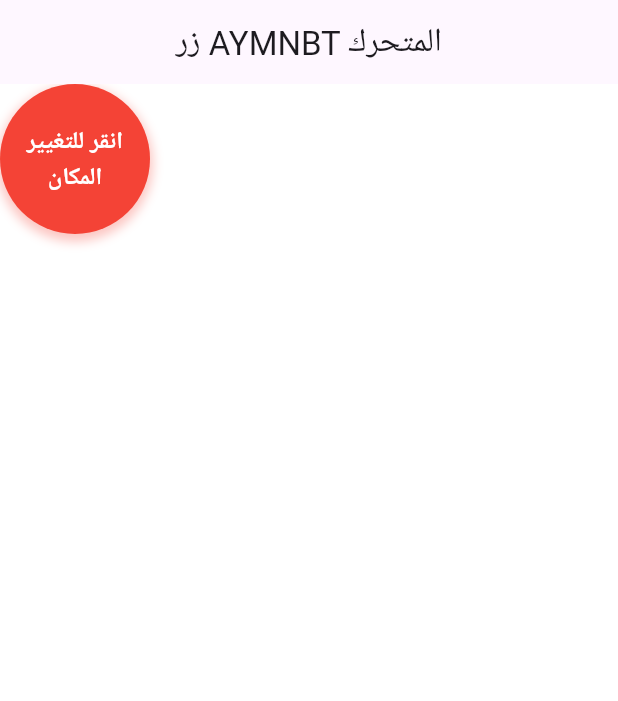
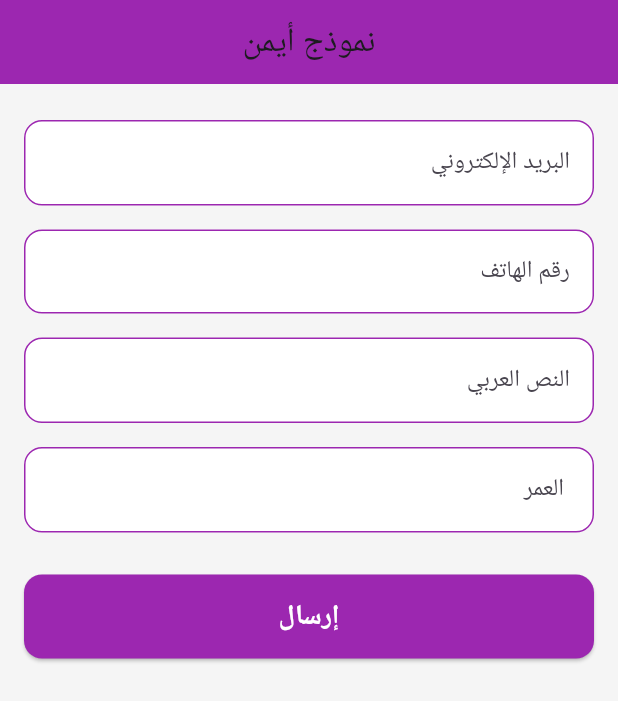
Before and after one commit to AYMNBM/https-github.com-AYMNBM-AYMNBT-Flutter, a Flutter app: the screen it shows after launch, on a phone screen of 412 x 824 dp. Shown: the top 701 px of the screen. Run offline on Flutter 3.47's test engine with Material 3 defaults, Android fonts, the phone set to English and light mode, and no system bars; Roboto replaces fonts that are missing (Cairo).

Commit message:
تحديث النموذج: إضافة دعم اللغة العربية وتحسين التحقق من المدخلات

```diff
--- a/lib/main.dart
+++ b/lib/main.dart
@@ -2,6 +2,8 @@ import 'package:flutter/material.dart';
 import 'dart:math';
 import 'widgets/aymnbt.dart';
 import 'constants/app_colors.dart';
+import 'screens/aymn_form_screen.dart';
+import 'package:flutter_localizations/flutter_localizations.dart';
 
 void main() {
   runApp(const MyApp());
@@ -13,13 +15,23 @@ class MyApp extends StatelessWidget {
   @override
   Widget build(BuildContext context) {
     return MaterialApp(
+      title: 'نموذج أيمن',
+      theme: ThemeData(
+        primarySwatch: Colors.purple,
+        scaffoldBackgroundColor: Colors.grey[100],
+        fontFamily: 'Cairo',
+      ),
+      locale: const Locale('ar', 'SA'),
+      localizationsDelegates: const [
+        GlobalMaterialLocalizations.delegate,
+        GlobalWidgetsLocalizations.delegate,
+        GlobalCupertinoLocalizations.delegate,
+      ],
+      supportedLocales: const [
+        Locale('ar', 'SA'),
+      ],
+      home: const AYMNFormScreen(),
       debugShowCheckedModeBanner: false,
-      title: 'AYMNBT Demo',
-      theme: ThemeData(
-        primarySwatch: Colors.blue,
-        scaffoldBackgroundColor: AppColors.backgroundColor,
-      ),
-      home: const HomeScreen(),
     );
   }
 }
--- /dev/null
+++ b/lib/screens/aymn_form_screen.dart
@@ -0,0 +1,116 @@
+import 'package:flutter/material.dart';
+import 'package:flutter/services.dart';
+import '../widgets/aymn_text_field.dart';
+import '../utils/validation_utils.dart';
+
+class AYMNFormScreen extends StatefulWidget {
+  const AYMNFormScreen({Key? key}) : super(key: key);
+
+  @override
+  State<AYMNFormScreen> createState() => _AYMNFormScreenState();
+}
+
+class _AYMNFormScreenState extends State<AYMNFormScreen> {
+  final _formKey = GlobalKey<FormState>();
+  final _emailController = TextEditingController();
+  final _phoneController = TextEditingController();
+  final _textController = TextEditingController();
+  final _numberController = TextEditingController();
+
+  @override
+  void dispose() {
+    _emailController.dispose();
+    _phoneController.dispose();
+    _textController.dispose();
+    _numberController.dispose();
+    super.dispose();
+  }
+
+  void _submitForm() {
+    if (_formKey.currentState!.validate()) {
+      ScaffoldMessenger.of(context).showSnackBar(
+        const SnackBar(
+          content: Text('تم إرسال النموذج بنجاح!'),
+          backgroundColor: Colors.green,
+        ),
+      );
+    }
+  }
+
+  @override
+  Widget build(BuildContext context) {
+    return Scaffold(
+      appBar: AppBar(
+        title: const Text('نموذج أيمن'),
+        centerTitle: true,
+        backgroundColor: Colors.purple,
+      ),
+      body: SingleChildScrollView(
+        child: Padding(
+          padding: const EdgeInsets.all(16.0),
+          child: Form(
+            key: _formKey,
+            child: Column(
+              crossAxisAlignment: CrossAxisAlignment.stretch,
+              children: [
+                AYMNTextField(
+                  label: 'البريد الإلكتروني',
+                  controller: _emailController,
+                  validator: ValidationUtils.validateEmail,
+                  keyboardType: TextInputType.emailAddress,
+                  hintText: 'أدخل بريدك الإلكتروني',
+                ),
+                AYMNTextField(
+                  label: 'رقم الهاتف',
+                  controller: _phoneController,
+                  validator: ValidationUtils.validatePhone,
+                  keyboardType: TextInputType.phone,
+                  inputFormatters: [
+                    FilteringTextInputFormatter.digitsOnly,
+                    LengthLimitingTextInputFormatter(9),
+                  ],
+                  hintText: '77XXXXXXX',
+                ),
+                AYMNTextField(
+                  label: 'النص العربي',
+                  controller: _textController,
+                  validator: ValidationUtils.validateText,
+                  hintText: 'أدخل نصاً باللغة العربية',
+                ),
+                AYMNTextField(
+                  label: ' العمر',
+                  controller: _numberController,
+                  validator: ValidationUtils.validateNumber,
+                  keyboardType: TextInputType.number,
+                  inputFormatters: [
+                    FilteringTextInputFormatter.digitsOnly,
+                  ],
+                  hintText: 'أدخل أرقاماً فقط',
+                ),
+                const SizedBox(height: 20),
+                ElevatedButton(
+                  onPressed: _submitForm,
+                  style: ElevatedButton.styleFrom(
+                    backgroundColor: Colors.purple,
+                    padding: const EdgeInsets.symmetric(vertical: 15),
+                    shape: RoundedRectangleBorder(
+                      borderRadius: BorderRadius.circular(12),
+                    ),
+                  ),
+                  child: const Text(
+                    'إرسال',
+                    style: TextStyle(
+                      fontSize: 18,
+                      fontWeight: FontWeight.bold,
+                      color: Colors.white,
+                    ),
+                  ),
+                ),
+              ],
+            ),
+          ),
+        ),
+      ),
+    );
+  }
+}
--- /dev/null
+++ b/lib/utils/validation_utils.dart
@@ -0,0 +1,45 @@
+class ValidationUtils {
+  static String? validateEmail(String? value) {
+    if (value == null || value.isEmpty) {
+      return 'الرجاء إدخال البريد الإلكتروني';
+    }
+    final emailRegex = RegExp(r'^[\w-\.]+@([\w-]+\.)+[\w-]{2,4}$');
+    if (!emailRegex.hasMatch(value)) {
+      return 'الرجاء إدخال بريد إلكتروني صحيح';
+    }
+    return null;
+  }
+
+  static String? validatePhone(String? value) {
+    if (value == null || value.isEmpty) {
+      return 'الرجاء إدخال رقم الهاتف';
+    }
+    // تحقق من أن الرقم يبدأ بـ 77 ويحتوي على 9 أرقام فقط
+    final phoneRegex = RegExp(r'^77[0-9]{7}$');
+    if (!phoneRegex.hasMatch(value)) {
+      return 'الرجاء إدخال رقم هاتف صحيح يبدأ بـ 77 ويتكون من 9 أرقام';
+    }
+    return null;
+  }
+
+  static String? validateText(String? value) {
+    if (value == null || value.isEmpty) {
+      return 'لا يمكن ترك هذا الحقل فارغاً';
+    }
+    final textRegex = RegExp(r'^[\u0600-\u06FF\s]+$');
+    if (!textRegex.hasMatch(value)) {
+      return 'الرجاء إدخال نص باللغة العربية فقط';
+    }
+    return null;
+  }
+
+  static String? validateNumber(String? value) {
+    if (value == null || value.isEmpty) {
+      return 'الرجاء إدخال رقم';
+    }
+    if (int.tryParse(value) == null) {
+      return 'الرجاء إدخال رقم صحيح';
+    }
+    return null;
+  }
+}
--- /dev/null
+++ b/lib/widgets/aymn_text_field.dart
@@ -0,0 +1,56 @@
+import 'package:flutter/material.dart';
+import 'package:flutter/services.dart';
+
+class AYMNTextField extends StatelessWidget {
+  final String label;
+  final TextEditingController controller;
+  final String? Function(String?)? validator;
+  final TextInputType keyboardType;
+  final List<TextInputFormatter>? inputFormatters;
+  final String? hintText;
+
+  const AYMNTextField({
+    Key? key,
+    required this.label,
+    required this.controller,
+    this.validator,
+    this.keyboardType = TextInputType.text,
+    this.inputFormatters,
+    this.hintText,
+  }) : super(key: key);
+
+  @override
+  Widget build(BuildContext context) {
+    return Padding(
+      padding: const EdgeInsets.symmetric(vertical: 8.0),
+      child: TextFormField(
+        controller: controller,
+        validator: validator,
+        keyboardType: keyboardType,
+        inputFormatters: inputFormatters,
+        decoration: InputDecoration(
+          labelText: label,
+          hintText: hintText,
+          border: OutlineInputBorder(
+            borderRadius: BorderRadius.circular(12),
+            borderSide: const BorderSide(color: Colors.purple, width: 2),
+          ),
+          enabledBorder: OutlineInputBorder(
+            borderRadius: BorderRadius.circular(12),
+            borderSide: const BorderSide(color: Colors.purple, width: 1),
+          ),
+          focusedBorder: OutlineInputBorder(
+            borderRadius: BorderRadius.circular(12),
+            borderSide: const BorderSide(color: Colors.purple, width: 2),
+          ),
+          errorBorder: OutlineInputBorder(
+            borderRadius: BorderRadius.circular(12),
+            borderSide: const BorderSide(color: Colors.red, width: 1),
+          ),
+          filled: true,
+          fillColor: Colors.white,
+        ),
+      ),
+    );
+  }
+}
```
Also changed, not shown: pubspec.yaml (+8 -1 lines), pubspec.lock, 1 other file.
